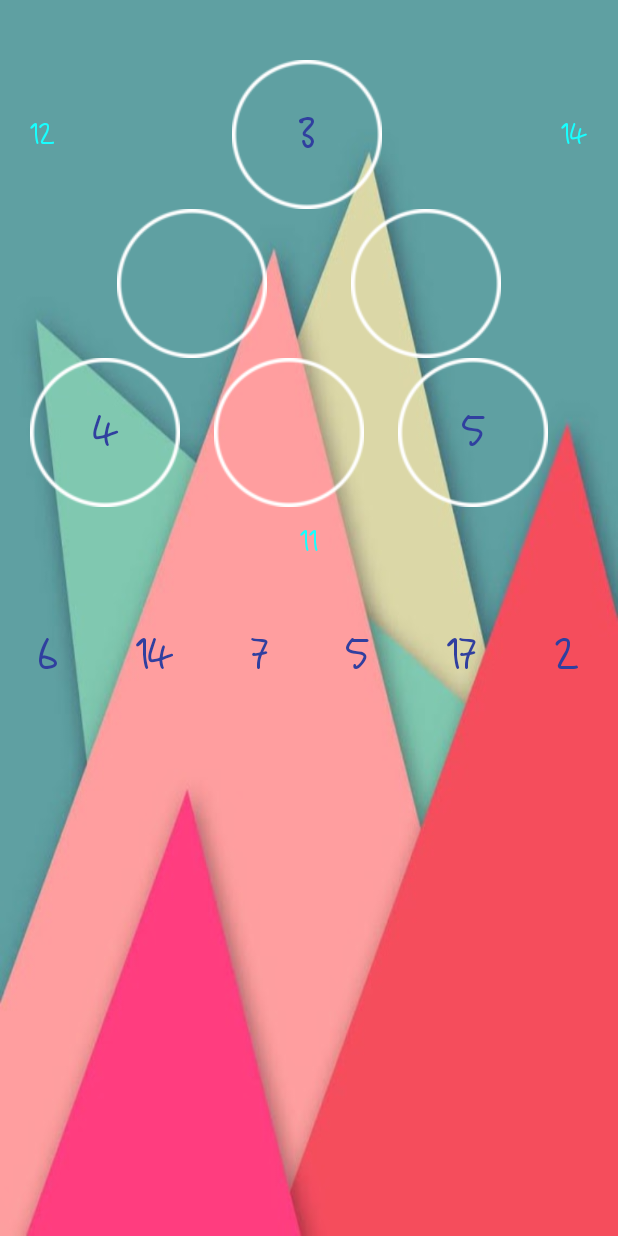
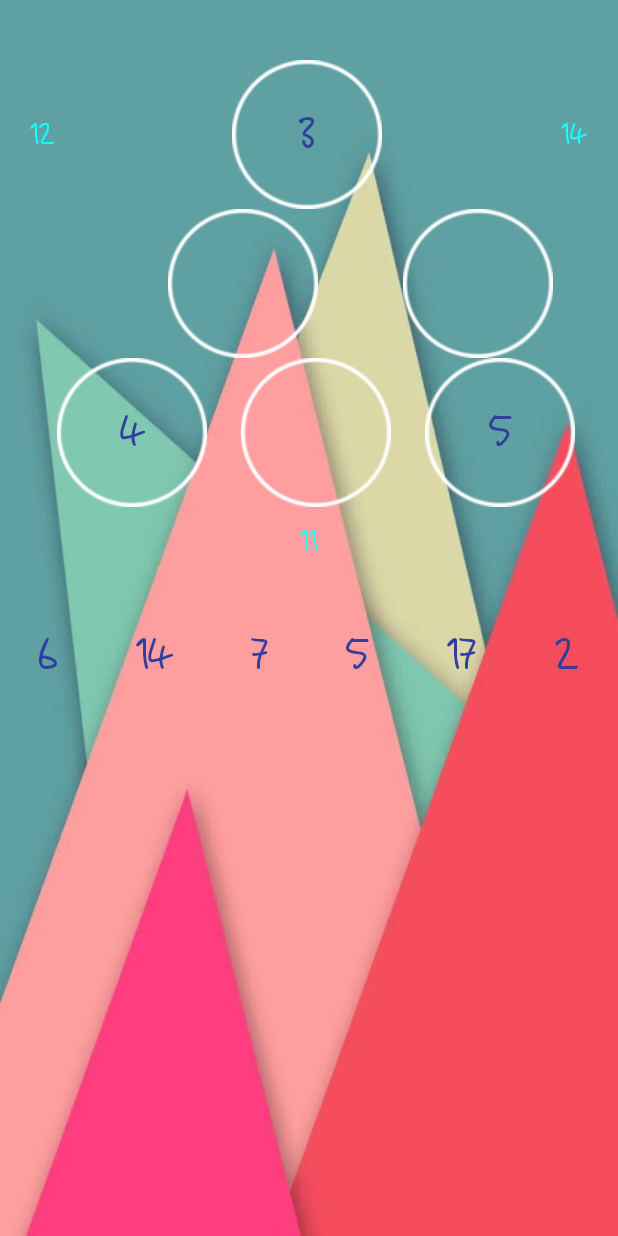
Before and after one commit to antonella-schiavoni/gameone, an Android app: the GameActivity screen opened directly, with no data from a screen before it, on a phone screen of 412 x 824 dp. Run offline under Robolectric (Android 15) with nearby library versions, the phone set to English and light mode, and no system bars.

Commit message:
New layout changes. Now we support tablets.

```diff
--- a/app/src/main/AndroidManifest.xml
+++ b/app/src/main/AndroidManifest.xml
@@ -9,10 +9,12 @@
         android:supportsRtl="true"
         android:theme="@style/AppTheme.NoActionBar">
         <activity android:name=".GameActivity"
-            android:configChanges="screenSize|orientation">
+            android:configChanges="screenSize|orientation"
+            android:screenOrientation="portrait">
         </activity>
         <activity android:name=".WelcomeActivity"
             android:configChanges="screenSize|orientation"
+            android:screenOrientation="portrait"
             android:theme="@style/AppTheme.NoActionBar">
             <intent-filter>
                 <action android:name="android.intent.action.MAIN" />
--- a/app/src/main/res/layout/activity_main.xml
+++ b/app/src/main/res/layout/activity_main.xml
@@ -23,9 +23,8 @@
             android:layout_width="wrap_content"
             android:layout_height="wrap_content"
             android:layout_weight="0.27"
-
             android:gravity="left"
-            android:orientation="horizontal">
+            android:orientation="vertical">
 
             <TextView
                 android:id="@+id/result1"
@@ -53,7 +52,7 @@
         <LinearLayout
             android:layout_width="wrap_content"
             android:layout_height="wrap_content"
-            android:orientation="horizontal">
+            android:orientation="vertical">
 
             <TextView
                 android:id="@+id/number1"
@@ -85,9 +84,8 @@
             android:layout_width="wrap_content"
             android:layout_height="wrap_content"
             android:layout_weight="0.27"
-
             android:gravity="right"
-            android:orientation="horizontal">
+            android:orientation="vertical">
 
             <TextView
                 android:id="@+id/result3"
@@ -105,12 +103,19 @@
         android:layout_height="wrap_content"
         android:weightSum="1.62">
 
+        <RelativeLayout
+            android:layout_width="wrap_content"
+            android:layout_height="wrap_content"
+            android:layout_weight="0.5">
+
+        </RelativeLayout>
+
         <LinearLayout
             android:layout_width="wrap_content"
             android:layout_height="wrap_content"
             android:layout_weight="0.81"
             android:gravity="center"
-            android:orientation="horizontal"
+            android:orientation="vertical"
             android:paddingLeft="50dp">
 
             <TextView
@@ -124,10 +129,6 @@
                 android:textColor="#f50057"
                 android:textSize="30dp" />
 
-            <ImageView
-                android:id="@+id/successImage"
-                android:layout_width="wrap_content"
-                android:layout_height="wrap_content" />
         </LinearLayout>
 
         <LinearLayout
@@ -135,7 +136,7 @@
             android:layout_height="wrap_content"
             android:layout_weight="0.81"
             android:gravity="center"
-            android:orientation="horizontal"
+            android:orientation="vertical"
             android:paddingRight="50dp">
 
             <TextView
@@ -155,14 +156,23 @@
         android:layout_width="match_parent"
         android:layout_height="wrap_content"
         android:orientation="horizontal"
-        android:weightSum="1.62">
+        android:weightSum="1.50"
+        android:paddingLeft="20dp">
 
         <LinearLayout
             android:layout_width="wrap_content"
             android:layout_height="wrap_content"
-            android:layout_weight="0.405"
-            android:orientation="horizontal"
-            android:paddingLeft="20dp">
+            android:layout_weight="0.30"
+            android:orientation="horizontal">
+
+        </LinearLayout>
+
+        <LinearLayout
+            android:layout_width="wrap_content"
+            android:layout_height="wrap_content"
+            android:layout_weight="0.37"
+            android:orientation="vertical"
+            android:gravity="center_vertical">
 
             <TextView
                 android:id="@+id/number3"
@@ -179,8 +189,9 @@
         <LinearLayout
             android:layout_width="wrap_content"
             android:layout_height="wrap_content"
-            android:layout_weight="0.405"
-            android:orientation="horizontal">
+            android:layout_weight="0.37"
+            android:orientation="vertical"
+            android:layout_gravity="center_vertical">
 
             <TextView
                 android:id="@+id/number4"
@@ -197,8 +208,9 @@
         <LinearLayout
             android:layout_width="wrap_content"
             android:layout_height="wrap_content"
-            android:layout_weight="0.405"
-            android:orientation="horizontal">
+            android:layout_weight="0.25"
+            android:gravity="center_vertical"
+            android:orientation="vertical">
 
             <TextView
                 android:id="@+id/number5"
@@ -211,6 +223,7 @@
                 android:textColor="@color/colorPrimaryDark"
                 android:textSize="30dp" />
         </LinearLayout>
+
     </LinearLayout>
 
     <LinearLayout
```
Also changed, not shown: app/src/main/java/guessme/ppc2017/unnoba/edu/ar/gameone/Answer.java (+14 -4 lines), app/src/main/java/guessme/ppc2017/unnoba/edu/ar/gameone/GameActivity.java (+0 -10 lines).
